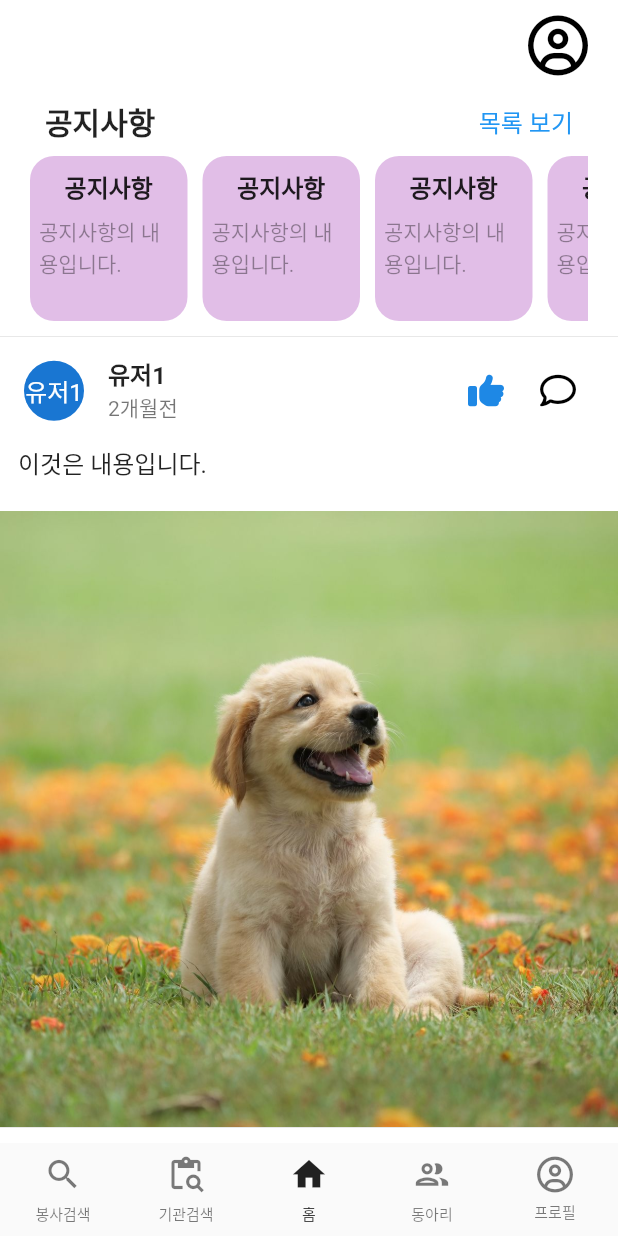
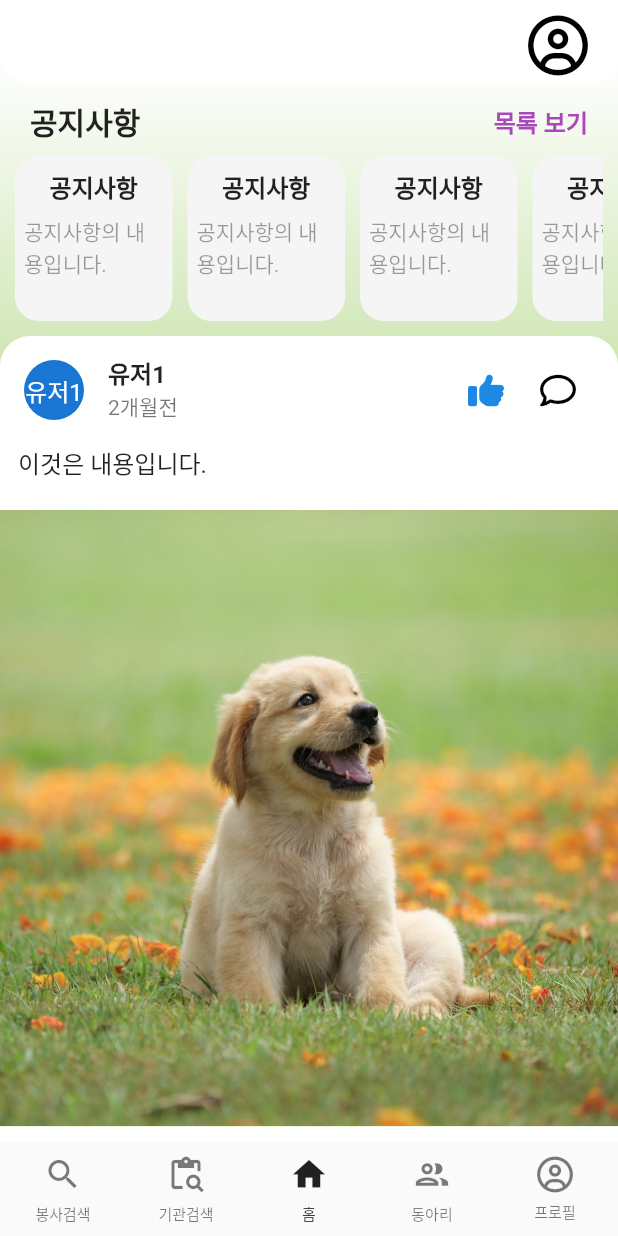
Before and after one commit to 2023-Together/Together_Dev_Flutter, a Flutter app: the screen it shows after launch, on a phone screen of 412 x 824 dp. Run offline on Flutter 3.47's test engine with Material 2 defaults, Android fonts, the phone set to English and light mode, and no system bars; our stand-ins replace flutter_secure_storage, font_awesome_flutter, go_router, google_mobile_ads; accounts and stored records are empty; network calls fail.

Commit message:
메인페이지 최적화 및 디자인 개선

```diff
--- a/lib/features/comunity/comunity_screen.dart
+++ b/lib/features/comunity/comunity_screen.dart
@@ -69,8 +69,9 @@ class _ComunityScreenState extends State<ComunityScreen> {
     return list;
   }
 
+  // 스크롤 할때마다 호출
   void _onScroll() {
-    if (scrollController.offset > 310) {
+    if (scrollController.offset > 260) {
       // 이미 true인데도 매번 스크롤 할때마다 setState를 호출하면 작업이 너무 많아지기 때문에
       // 리턴처리 필요
       if (_showJumpUpButton) return;
@@ -80,7 +81,7 @@ class _ComunityScreenState extends State<ComunityScreen> {
     } else {
       // 이미 false인데도 매번 스크롤 할때마다 setState를 호출하면 작업이 너무 많아지기 때문에
       // 리턴처리 필요
-      if (_showJumpUpButton == false) return;
+      if (!_showJumpUpButton) return;
       setState(() {
         _showJumpUpButton = false;
       });
@@ -137,6 +138,7 @@ class _ComunityScreenState extends State<ComunityScreen> {
   Widget build(BuildContext context) {
     final size = MediaQuery.of(context).size;
     return Scaffold(
+      // backgroundColor: Colors.blue.shade100,
       floatingActionButton: AnimatedOpacity(
         opacity: _showJumpUpButton ? 1 : 0,
         duration: const Duration(milliseconds: 200),
@@ -151,7 +153,20 @@ class _ComunityScreenState extends State<ComunityScreen> {
         ),
       ),
       // CustomScrollView : 스크롤 가능한 구역
-      body: RefreshIndicator(
+      body: Container(
+        decoration: BoxDecoration(
+          gradient: LinearGradient(
+            // 스타일1
+            // stops: [0.09, 0.6],
+            // colors: [Colors.white, Color(0xFF4AA8D8)],
+            // 스타일2
+            stops: const [0.05, 0.5],
+            colors: [Colors.white, Colors.lightGreen.shade300],
+            begin: Alignment.topCenter,
+            end: Alignment.bottomCenter,
+          ),
+        ),
+        child: RefreshIndicator(
           onRefresh: _refreshComunityList,
           child: CustomScrollView(
             controller: scrollController,
@@ -161,7 +176,14 @@ class _ComunityScreenState extends State<ComunityScreen> {
               // SliverAppBar : slivers 안에 쓰는 AppBar와 비슷한 기능
               SliverAppBar(
                 automaticallyImplyLeading: false,
-              pinned: true,
+                // pinned: true,
+                floating: true,
+                snap: true,
+                shape: const RoundedRectangleBorder(
+                  borderRadius: BorderRadius.vertical(
+                    bottom: Radius.circular(20.0),
+                  ),
+                ),
                 actions: [
                   Padding(
                     padding: const EdgeInsets.symmetric(
@@ -196,21 +218,22 @@ class _ComunityScreenState extends State<ComunityScreen> {
               ),
               // SliverToBoxAdapter : sliver에서 일반 flutter 위젯을 사용할때 쓰는 위젯
               SliverToBoxAdapter(
-              child: Padding(
+                child: Container(
                   padding: const EdgeInsets.symmetric(
                     vertical: Sizes.size10,
-                  horizontal: Sizes.size20,
+                    horizontal: Sizes.size10,
                   ),
                   child: Center(
                     child: Column(
                       children: [
-                      Padding(
+                        Container(
                           padding: const EdgeInsets.symmetric(
-                            horizontal: Sizes.size10),
+                            horizontal: Sizes.size10,
+                          ),
                           child: Row(
                             mainAxisAlignment: MainAxisAlignment.spaceBetween,
-                          children: const [
-                            Text(
+                            children: [
+                              const Text(
                                 "공지사항",
                                 style: TextStyle(
                                   fontSize: Sizes.size20,
@@ -221,8 +244,8 @@ class _ComunityScreenState extends State<ComunityScreen> {
                                 "목록 보기",
                                 style: TextStyle(
                                   fontSize: Sizes.size16,
-                                fontWeight: FontWeight.w500,
-                                color: Colors.blue,
+                                  fontWeight: FontWeight.w600,
+                                  color: Colors.purple.shade400,
                                 ),
                               ),
                             ],
@@ -263,6 +286,7 @@ class _ComunityScreenState extends State<ComunityScreen> {
                         content: item["content"],
                         date: item["date"],
                         user: item["user"],
+                        index: index,
                       );
                     } else {
                       return StatefulBuilder(
@@ -275,7 +299,7 @@ class _ComunityScreenState extends State<ComunityScreen> {
                                 onAdFailedToLoad: failedAdsLoading,
                                 onAdLoaded: (_) {},
                               ),
-                            size: AdSize.banner,
+                              size: AdSize.fullBanner,
                               adUnitId: AdHelper.bannerAdUnitId,
                               request: const AdRequest(),
                             )..load(),
@@ -287,6 +311,7 @@ class _ComunityScreenState extends State<ComunityScreen> {
                 ),
               ),
             ],
+          ),
         ),
       ),
     );
--- a/lib/features/comunity/widgets/comunity_item_box.dart
+++ b/lib/features/comunity/widgets/comunity_item_box.dart
@@ -12,6 +12,7 @@ class ComunityItemBox extends StatefulWidget {
     required this.content,
     required this.date,
     required this.user,
+    required this.index,
   });
 
   final String title;
@@ -20,6 +21,7 @@ class ComunityItemBox extends StatefulWidget {
   final bool initCheckGood;
   final String date;
   final String user;
+  final int index;
 
   @override
   State<ComunityItemBox> createState() => _ComunityItemBox();
@@ -61,13 +63,20 @@ class _ComunityItemBox extends State<ComunityItemBox> {
       builder: (context, constraints) => Container(
         clipBehavior: Clip.hardEdge,
         width: constraints.maxWidth,
-        decoration: const BoxDecoration(
-          border: Border(
-            top: BorderSide(
-              width: 0.5,
-              color: Colors.black12,
-            ),
-          ),
+        decoration: BoxDecoration(
+          color: Colors.white,
+          // border: const Border(
+          //   bottom: BorderSide(
+          //     width: 0.5,
+          //     color: Colors.black12,
+          //   ),
+          // ),
+          borderRadius: widget.index == 0
+              ? const BorderRadius.only(
+                  topLeft: Radius.circular(Sizes.size20),
+                  topRight: Radius.circular(Sizes.size20),
+                )
+              : BorderRadius.zero,
         ),
         child: Column(
           mainAxisSize: MainAxisSize.min,
--- a/lib/features/comunity/widgets/comunity_notice_box.dart
+++ b/lib/features/comunity/widgets/comunity_notice_box.dart
@@ -31,7 +31,7 @@ class NoticeBox extends StatelessWidget {
           horizontal: Sizes.size6,
         ),
         decoration: BoxDecoration(
-          color: Colors.purple.shade100,
+          color: Colors.grey.shade100,
           borderRadius: BorderRadius.circular(Sizes.size16),
         ),
         child: Padding(
```
Lines whose indentation alone changed are shown as unchanged.
